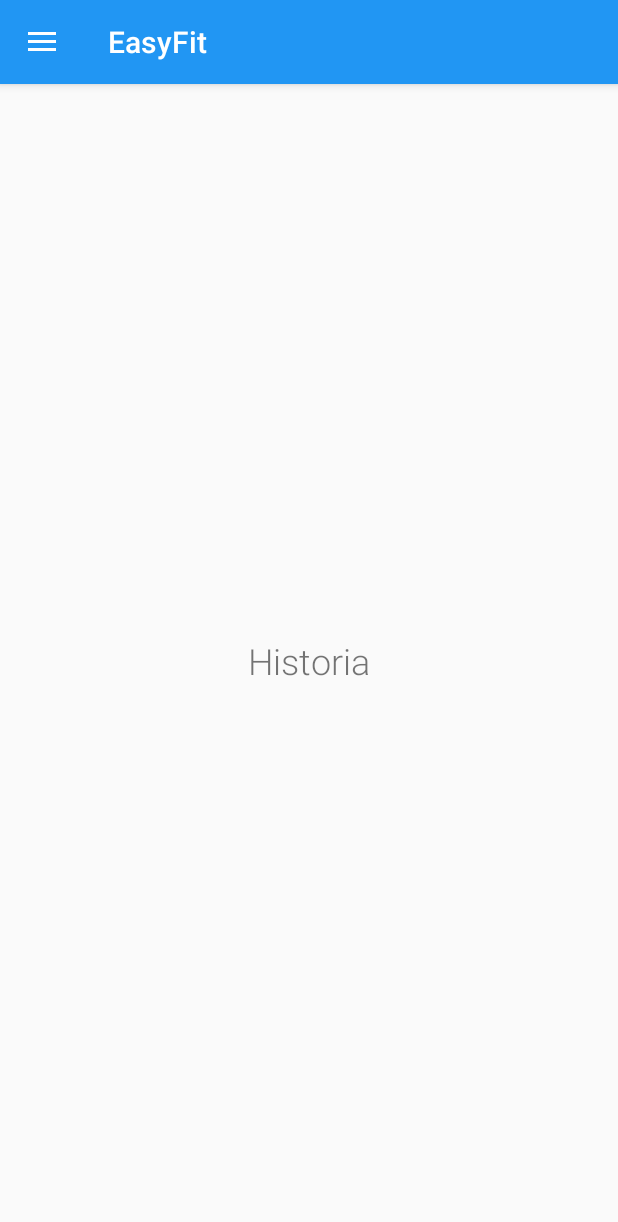
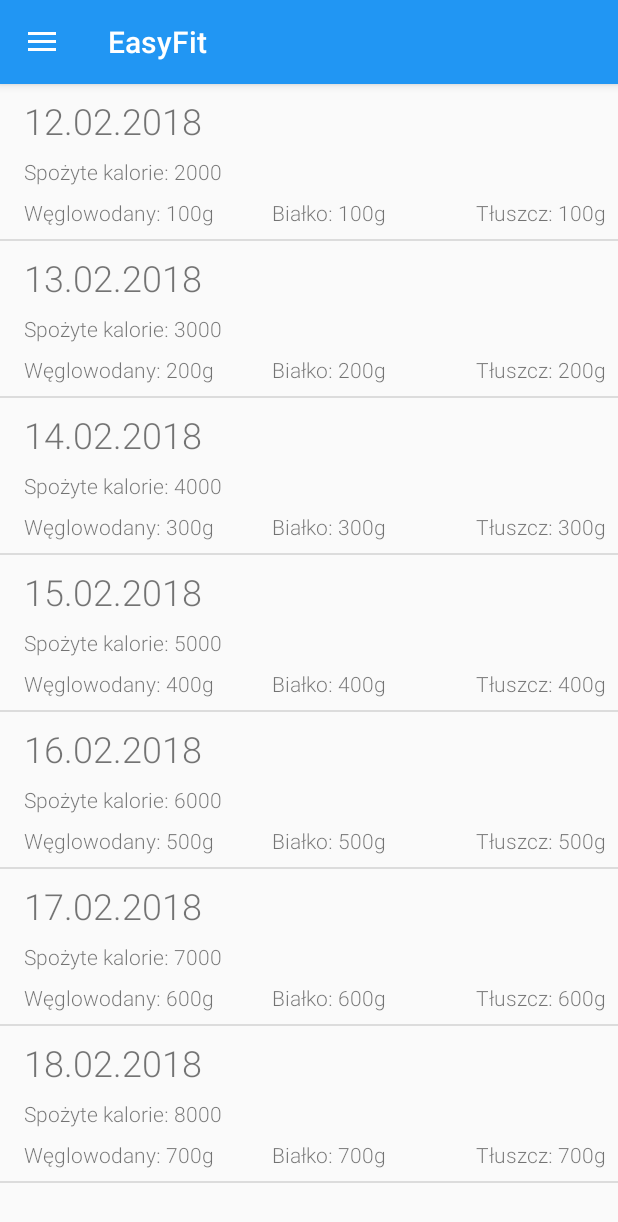
Before and after one commit to lgosek/EasyFit, an Android app: the fragment HistoryFragment placed in its activity, on a phone screen of 412 x 824 dp. Shown: the top 1222 px of the screen. Run offline under Robolectric (Android 15) with nearby library versions, the phone set to English and light mode, and no system bars.

Commit message:
Updated history layout

```diff
--- /dev/null
+++ b/app/src/main/java/com/example/easyfit/adapters/HistoryAdapter.java
@@ -0,0 +1,84 @@
+package com.example.easyfit.adapters;
+
+import android.app.Activity;
+import android.app.AlarmManager;
+import android.app.PendingIntent;
+import android.app.TimePickerDialog;
+import android.content.Context;
+import android.content.Intent;
+import android.support.annotation.NonNull;
+import android.support.v7.widget.RecyclerView;
+import android.view.ContextMenu;
+import android.view.LayoutInflater;
+import android.view.MenuItem;
+import android.view.View;
+import android.view.ViewGroup;
+import android.widget.TextView;
+import android.widget.TimePicker;
+
+import com.example.easyfit.R;
+import com.example.easyfit.notifications.NotificationManager;
+import com.example.easyfit.receivers.AlarmsBoradcastReceiver;
+
+import java.sql.Time;
+
+import static android.content.Context.ALARM_SERVICE;
+
+public class HistoryAdapter extends RecyclerView.Adapter<HistoryAdapter.HistoryHolder> {
+
+    private Context context;
+    String[] dates, calories, grams;
+
+    public HistoryAdapter(Context ct){
+        this.context = ct;
+
+        dates = context.getApplicationContext().getResources().getStringArray(R.array.dates);
+        calories = context.getApplicationContext().getResources().getStringArray(R.array.calories);
+        grams = context.getApplicationContext().getResources().getStringArray(R.array.grams2);
+    }
+
+    @NonNull
+    @Override
+    public HistoryHolder onCreateViewHolder(@NonNull ViewGroup viewGroup, int i) {
+        LayoutInflater inflater = LayoutInflater.from(context);
+        View view = inflater.inflate(R.layout.history_entry, viewGroup, false);
+
+
+
+        return new HistoryHolder(view);
+    }
+
+    @Override
+    public void onBindViewHolder(@NonNull HistoryHolder historyHolder, int i) {
+        historyHolder.date.setText(dates[i]);
+        historyHolder.calories.setText(calories[i]);
+        historyHolder.carbs.setText(grams[i]);
+        historyHolder.prots.setText(grams[i]);
+        historyHolder.fat.setText(grams[i]);
+    }
+
+    @Override
+    public int getItemCount() {
+        if(dates!=null)
+            return this.dates.length;
+        else
+            return 0;
+    }
+
+    public class HistoryHolder extends RecyclerView.ViewHolder {
+
+        TextView date, calories, carbs, prots, fat;
+
+        public HistoryHolder(@NonNull View itemView) {
+            super(itemView);
+            date = itemView.findViewById(R.id.historyDate);
+            calories = itemView.findViewById(R.id.historyEntryEatenCaloriesText);
+            carbs = itemView.findViewById(R.id.historyEntryEatenCarbsText);
+            prots = itemView.findViewById(R.id.historyEntryEatenProteinsText);
+            fat = itemView.findViewById(R.id.historyEntryEatenFatText);
+
+        }
+
+
+    }
+}
--- a/app/src/main/java/com/example/easyfit/fragments/HistoryFragment.java
+++ b/app/src/main/java/com/example/easyfit/fragments/HistoryFragment.java
@@ -4,12 +4,15 @@ import android.os.Bundle;
 import android.support.annotation.NonNull;
 import android.support.annotation.Nullable;
 import android.support.v4.app.Fragment;
+import android.support.v7.widget.LinearLayoutManager;
+import android.support.v7.widget.RecyclerView;
 import android.util.Log;
 import android.view.LayoutInflater;
 import android.view.View;
 import android.view.ViewGroup;
 
 import com.example.easyfit.R;
+import com.example.easyfit.adapters.HistoryAdapter;
 import com.example.easyfit.apiConnector.Connector;
 import com.example.easyfit.apiConnector.EatenMealDetailed;
 import com.example.easyfit.apiConnector.EatenProduct;
@@ -23,29 +26,23 @@ import retrofit2.Callback;
 import retrofit2.Response;
 
 public class HistoryFragment extends Fragment {
+    View view;
+    RecyclerView recyclerView;
+
+    HistoryAdapter adapter;
+
+
     @Nullable
     @Override
     public View onCreateView(@NonNull LayoutInflater inflater, @Nullable ViewGroup container, @Nullable Bundle savedInstanceState) {
+        view = inflater.inflate(R.layout.fragment_history,container,false);
+        recyclerView = view.findViewById(R.id.historyRecyclerView);
 
-//        List<EatenProduct> eatenProducts = new ArrayList<>();
-//        eatenProducts.add(new EatenProduct(1,200));
-//
-//        Call<String> call = Connector.getInstance().saveEatenMeals(new EatenProductsWrapper(1,eatenProducts));
-//        call.enqueue(new Callback<String>(){
-//            @Override
-//            public void onResponse(Call<String> call, Response<String> response) {
-//                Log.i("app", ""+response.code());
-//            }
-//
-//            @Override
-//            public void onFailure(Call<String> call, Throwable t) {
-//                Log.i("app", t.getMessage());
-//            }
-//        });
+        adapter = new HistoryAdapter(this.getContext());
 
+        recyclerView.setAdapter(adapter);
+        recyclerView.setLayoutManager(new LinearLayoutManager(this.getContext()));
 
-
-
-        return inflater.inflate(R.layout.fragment_history,container,false);
+        return view;
     }
 }
--- a/app/src/main/res/layout/fragment_history.xml
+++ b/app/src/main/res/layout/fragment_history.xml
@@ -5,15 +5,10 @@
     android:layout_width="match_parent"
     android:layout_height="match_parent">
 
-    <TextView
-        android:id="@+id/t5"
-        android:layout_width="wrap_content"
-        android:layout_height="wrap_content"
-        android:text="@string/history"
-        android:textSize="24sp"
-        app:layout_constraintBottom_toBottomOf="parent"
-        app:layout_constraintEnd_toEndOf="parent"
-        app:layout_constraintHorizontal_bias="0.5"
-        app:layout_constraintStart_toStartOf="parent"
-        app:layout_constraintTop_toTopOf="parent" />
+    <android.support.v7.widget.RecyclerView
+        android:id="@+id/historyRecyclerView"
+        android:layout_width="match_parent"
+        android:layout_height="match_parent"
+        tools:layout_editor_absoluteX="8dp"
+        tools:layout_editor_absoluteY="8dp" />
 </android.support.constraint.ConstraintLayout>
--- /dev/null
+++ b/app/src/main/res/layout/history_entry.xml
@@ -0,0 +1,151 @@
+<?xml version="1.0" encoding="utf-8"?>
+<android.support.constraint.ConstraintLayout
+    xmlns:android="http://schemas.android.com/apk/res/android"
+    xmlns:app="http://schemas.android.com/apk/res-auto"
+    xmlns:tools="http://schemas.android.com/tools"
+    android:layout_width="match_parent"
+    android:layout_height="wrap_content">
+
+    <TextView
+        android:id="@+id/historyDate"
+        android:layout_width="wrap_content"
+        android:layout_height="wrap_content"
+        android:layout_marginStart="16dp"
+        android:layout_marginLeft="16dp"
+        android:layout_marginTop="8dp"
+        android:text="@string/placeholderDate"
+        android:textSize="24sp"
+        app:layout_constraintStart_toStartOf="parent"
+        app:layout_constraintTop_toTopOf="parent" />
+
+    <TextView
+        android:id="@+id/textView3"
+        android:layout_width="wrap_content"
+        android:layout_height="wrap_content"
+        android:layout_marginTop="8dp"
+        android:text="@string/eatenCalories"
+        app:layout_constraintStart_toStartOf="@+id/historyDate"
+        app:layout_constraintTop_toBottomOf="@+id/historyDate" />
+
+    <TextView
+        android:id="@+id/textView4"
+        android:layout_width="wrap_content"
+        android:layout_height="wrap_content"
+        android:layout_marginStart="16dp"
+        android:layout_marginLeft="16dp"
+        android:layout_marginTop="8dp"
+        android:layout_marginEnd="8dp"
+        android:layout_marginRight="8dp"
+        android:text="@string/carbsColon"
+        app:layout_constraintEnd_toStartOf="@+id/textView8"
+        app:layout_constraintHorizontal_bias="0.0"
+        app:layout_constraintStart_toStartOf="parent"
+        app:layout_constraintTop_toBottomOf="@+id/textView3" />
+
+    <android.support.constraint.Guideline
+        android:id="@+id/guideline"
+        android:layout_width="wrap_content"
+        android:layout_height="wrap_content"
+        android:orientation="vertical"
+        app:layout_constraintGuide_begin="205dp" />
+
+    <TextView
+        android:id="@+id/textView8"
+        android:layout_width="wrap_content"
+        android:layout_height="wrap_content"
+        android:layout_marginStart="16dp"
+        android:layout_marginLeft="16dp"
+        android:layout_marginEnd="4dp"
+        android:layout_marginRight="4dp"
+        android:text="@string/proteinsColon"
+        app:layout_constraintEnd_toStartOf="@id/textView9"
+        app:layout_constraintHorizontal_bias="0.2"
+        app:layout_constraintStart_toEndOf="@id/textView11"
+        app:layout_constraintTop_toTopOf="@+id/textView4" />
+
+    <TextView
+        android:id="@+id/textView9"
+        android:layout_width="wrap_content"
+        android:layout_height="wrap_content"
+        android:layout_marginEnd="4dp"
+        android:layout_marginRight="4dp"
+        android:text="@string/fatColon"
+        app:layout_constraintEnd_toStartOf="@+id/historyEntryEatenFatText"
+        app:layout_constraintTop_toTopOf="@+id/textView8" />
+
+    <TextView
+        android:id="@+id/historyEntryEatenCarbsText"
+        android:layout_width="wrap_content"
+        android:layout_height="wrap_content"
+        android:layout_marginStart="4dp"
+        android:layout_marginLeft="4dp"
+        android:text="@string/placeholder100"
+        app:layout_constraintStart_toEndOf="@+id/textView4"
+        app:layout_constraintTop_toTopOf="@+id/textView4" />
+
+    <TextView
+        android:id="@+id/textView11"
+        android:layout_width="wrap_content"
+        android:layout_height="wrap_content"
+        android:text="@string/grams"
+        app:layout_constraintStart_toEndOf="@+id/historyEntryEatenCarbsText"
+        app:layout_constraintTop_toTopOf="@+id/historyEntryEatenCarbsText" />
+
+    <TextView
+        android:id="@+id/historyEntryEatenProteinsText"
+        android:layout_width="wrap_content"
+        android:layout_height="wrap_content"
+        android:layout_marginStart="4dp"
+        android:layout_marginLeft="4dp"
+        android:text="@string/placeholder100"
+        app:layout_constraintStart_toEndOf="@+id/textView8"
+        app:layout_constraintTop_toTopOf="@+id/textView8" />
+
+    <TextView
+        android:id="@+id/textView13"
+        android:layout_width="wrap_content"
+        android:layout_height="wrap_content"
+        android:text="@string/grams"
+        app:layout_constraintEnd_toStartOf="@id/textView9"
+        app:layout_constraintHorizontal_bias="0.0"
+        app:layout_constraintStart_toEndOf="@+id/historyEntryEatenProteinsText"
+        app:layout_constraintTop_toTopOf="@+id/historyEntryEatenProteinsText" />
+
+    <TextView
+        android:id="@+id/historyEntryEatenFatText"
+        android:layout_width="wrap_content"
+        android:layout_height="wrap_content"
+        android:text="@string/placeholder100"
+        app:layout_constraintEnd_toStartOf="@+id/textView15"
+        app:layout_constraintTop_toTopOf="@+id/textView9" />
+
+    <TextView
+        android:id="@+id/textView15"
+        android:layout_width="wrap_content"
+        android:layout_height="wrap_content"
+        android:layout_marginEnd="8dp"
+        android:layout_marginRight="8dp"
+        android:text="@string/grams"
+        app:layout_constraintEnd_toEndOf="parent"
+        app:layout_constraintTop_toTopOf="@+id/historyEntryEatenFatText" />
+
+    <TextView
+        android:id="@+id/historyEntryEatenCaloriesText"
+        android:layout_width="wrap_content"
+        android:layout_height="wrap_content"
+        android:layout_marginStart="4dp"
+        android:layout_marginLeft="4dp"
+        android:text="2120"
+        app:layout_constraintStart_toEndOf="@+id/textView3"
+        app:layout_constraintTop_toTopOf="@+id/textView3" />
+
+    <View
+        android:id="@+id/divider9"
+        android:layout_width="match_parent"
+        android:layout_height="1dp"
+        android:layout_marginTop="8dp"
+        android:background="?android:attr/listDivider"
+        app:layout_constraintTop_toBottomOf="@+id/textView8"
+        tools:layout_editor_absoluteX="8dp" />
+
+</android.support.constraint.ConstraintLayout>
--- a/app/src/main/res/values/strings.xml
+++ b/app/src/main/res/values/strings.xml
@@ -35,6 +35,13 @@
     <string name="goal">Cel</string>
     <string name="eaten">Spożyte</string>
     <string name="left">Pozostało</string>
+    <string name="eatenCalories">Spożyte kalorie: </string>
+    <string name="carbsColon">Węglowodany: </string>
+    <string name="proteinsColon">Białko: </string>
+    <string name="fatColon">Tłuszcz: </string>
+    <string name="grams">g</string>
+    <string name="placeholder100">100</string>
+    <string name="placeholderDate">12.02.2018</string>
 
     <string name="addProduct">Dodaj produkt</string>
     <string name="endDay">Zakończ dzień</string>
@@ -65,9 +72,9 @@
     </string-array>
 
     <string-array name="grams">
-        <item>50</item>
         <item>100</item>
         <item>200</item>
+        <item>300</item>
     </string-array>
 
     <string-array name="meals">
@@ -76,5 +83,36 @@
         <item>Pizza</item>
     </string-array>
 
+    <string-array name="dates">
+        <item>12.02.2018</item>
+        <item>13.02.2018</item>
+        <item>14.02.2018</item>
+        <item>15.02.2018</item>
+        <item>16.02.2018</item>
+        <item>17.02.2018</item>
+        <item>18.02.2018</item>
+
+    </string-array>
+
+    <string-array name="calories">
+        <item>2000</item>
+        <item>3000</item>
+        <item>4000</item>
+        <item>5000</item>
+        <item>6000</item>
+        <item>7000</item>
+        <item>8000</item>
+    </string-array>
+
+    <string-array name="grams2">
+        <item>100</item>
+        <item>200</item>
+        <item>300</item>
+        <item>400</item>
+        <item>500</item>
+        <item>600</item>
+        <item>700</item>
+    </string-array>
+
 
 </resources>
```
